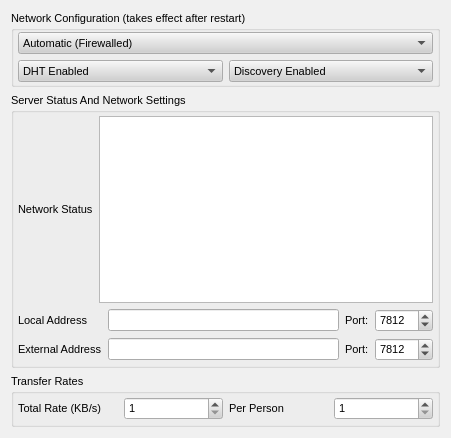
Before: the Qt Designer form retroshare-gui/src/gui/Preferences/ServerDialog.ui in RetroShare/RetroShare, drawn with Qt 5.
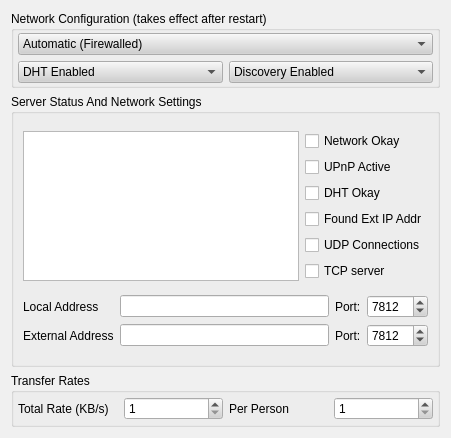
After: the same form once the commit is applied.

Commit message: * Cleaned up fonts for MacOSX.  * made changes to win32.cpp cross-platform.  * updated rsfiles.h  * updated version to v0.4.10b

Diff of the .ui file:
```diff
--- a/retroshare-gui/src/gui/Preferences/ServerDialog.ui
+++ b/retroshare-gui/src/gui/Preferences/ServerDialog.ui
@@ -484,17 +484,6 @@
     </disabled>
    </palette>
   </property>
-  <property name="font" >
-   <font>
-    <family>Arial</family>
-    <pointsize>8</pointsize>
-    <weight>50</weight>
-    <italic>false</italic>
-    <bold>false</bold>
-    <underline>false</underline>
-    <strikeout>false</strikeout>
-   </font>
-  </property>
   <property name="contextMenuPolicy" >
    <enum>Qt::NoContextMenu</enum>
   </property>
@@ -523,7 +512,7 @@
       <property name="bottomMargin" >
        <number>2</number>
       </property>
-      <item row="1" column="0" >
+      <item row="0" column="0" >
        <layout class="QVBoxLayout" >
         <item>
          <widget class="QComboBox" name="netModeComboBox" >
@@ -592,33 +581,72 @@
      <property name="title" >
       <string>Server Status And Network Settings</string>
      </property>
-     <layout class="QGridLayout" >
-      <property name="leftMargin" >
-       <number>4</number>
-      </property>
-      <property name="topMargin" >
-       <number>4</number>
-      </property>
-      <property name="rightMargin" >
-       <number>4</number>
-      </property>
-      <property name="bottomMargin" >
-       <number>4</number>
-      </property>
-      <item row="0" column="0" >
        <layout class="QVBoxLayout" >
         <item>
-         <layout class="QHBoxLayout" >
-          <item>
-           <widget class="QLabel" name="label_6" >
-            <property name="text" >
-             <string>Network Status</string>
-            </property>
-           </widget>
-          </item>
-          <item>
+       <layout class="QGridLayout" >
+        <item rowspan="6" row="0" column="0" >
            <widget class="QTextEdit" name="netStatusBox" />
           </item>
+        <item row="0" column="1" >
+         <widget class="QCheckBox" name="checkBox" >
+          <property name="text" >
+           <string>Network Okay</string>
+          </property>
+          <property name="checkable" >
+           <bool>false</bool>
+          </property>
+         </widget>
+        </item>
+        <item row="1" column="1" >
+         <widget class="QCheckBox" name="checkBox_6" >
+          <property name="text" >
+           <string>UPnP Active</string>
+          </property>
+          <property name="checkable" >
+           <bool>false</bool>
+          </property>
+         </widget>
+        </item>
+        <item row="2" column="1" >
+         <widget class="QCheckBox" name="checkBox_5" >
+          <property name="text" >
+           <string>DHT Okay</string>
+          </property>
+          <property name="checkable" >
+           <bool>false</bool>
+          </property>
+         </widget>
+        </item>
+        <item row="3" column="1" >
+         <widget class="QCheckBox" name="checkBox_2" >
+          <property name="text" >
+           <string>Found Ext IP Addr</string>
+          </property>
+          <property name="checkable" >
+           <bool>false</bool>
+          </property>
+         </widget>
+        </item>
+        <item row="4" column="1" >
+         <widget class="QCheckBox" name="checkBox_3" >
+          <property name="text" >
+           <string>UDP Connections</string>
+          </property>
+          <property name="checkable" >
+           <bool>false</bool>
+          </property>
+         </widget>
+        </item>
+        <item row="5" column="1" >
+         <widget class="QCheckBox" name="checkBox_4" >
+          <property name="text" >
+           <string>TCP server</string>
+          </property>
+          <property name="checkable" >
+           <bool>false</bool>
+          </property>
+         </widget>
+        </item>
          </layout>
         </item>
         <item>
@@ -688,8 +716,6 @@
                <number>7812</number>
               </property>
              </widget>
-            </item>
-           </layout>
           </item>
          </layout>
         </item>
```
Lines whose indentation alone changed are shown as unchanged. The commit also changes 14 other files.
